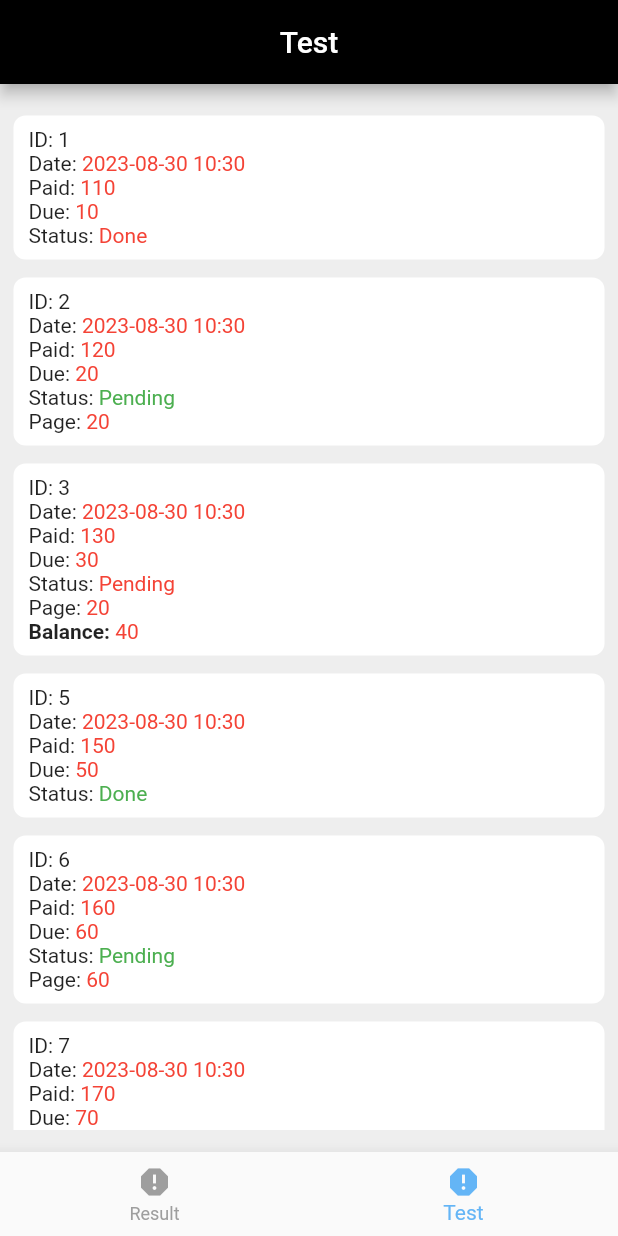
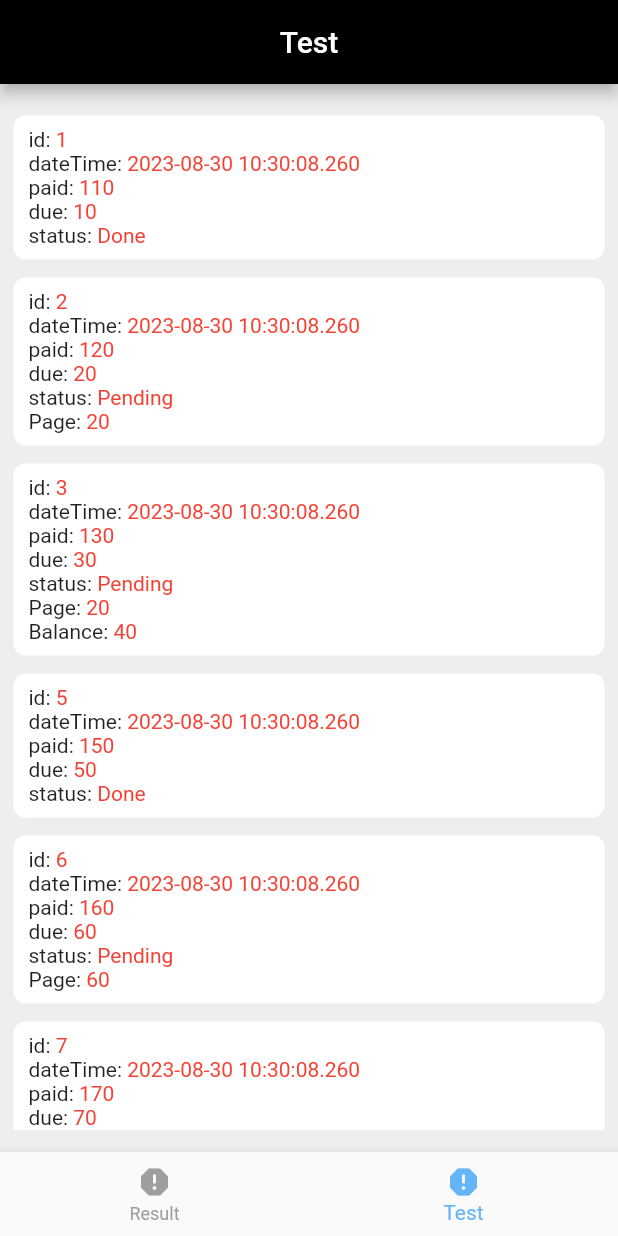
Before and after one commit to nothingknowaboutme12/Doctor-patient-app, a Flutter app: the screen it shows after launch, item 2 of the bottom bar chosen, on a phone screen of 412 x 824 dp. Run offline on Flutter 3.47's test engine with Material 2 defaults, Android fonts, the phone set to English and light mode, and no system bars; our stand-ins replace share_plus; missing offline and left inert: flutter_pdfview.

Commit message:
Inital commit

```diff
--- a/lib/main.dart
+++ b/lib/main.dart
@@ -27,7 +27,7 @@ class _ReportPageState extends State<ReportPage> {
   int selectIndex = 0;
   final List<Widget> _pages = [
     const ReportUi(),
-    const TestPage(),
+    TestPage(),
   ];
   @override
   Widget build(BuildContext context) {
@@ -47,10 +47,9 @@ class _ReportPageState extends State<ReportPage> {
             selectIndex = value;
           });
         },
-        items: [
-          const BottomNavigationBarItem(
-              icon: Icon(Icons.report), label: "Result"),
-          const BottomNavigationBarItem(icon: Icon(Icons.report), label: "Test")
+        items: const [
+          BottomNavigationBarItem(icon: Icon(Icons.report), label: "Result"),
+          BottomNavigationBarItem(icon: Icon(Icons.report), label: "Test")
         ],
       ),
       body: _pages[selectIndex],
--- a/lib/screen/test_screen.dart
+++ b/lib/screen/test_screen.dart
@@ -2,11 +2,14 @@ import 'package:doctor/Model/result.dart';
 import 'package:flutter/material.dart';
 
 class TestPage extends StatelessWidget {
-  const TestPage({super.key});
+  TestPage({super.key});
+
+// Iterate through the keys in the map
 
   @override
   Widget build(BuildContext context) {
     print("Here is Second page+++++++++++++++++++++++++++++");
+
     return Padding(
       padding: const EdgeInsets.symmetric(horizontal: 5.0, vertical: 15),
       child: Column(
@@ -24,85 +27,91 @@ class TestPage extends StatelessWidget {
                   borderRadius: BorderRadius.circular(8),
                   color: Colors.white,
                 ),
-                child: Column(
-                  crossAxisAlignment: CrossAxisAlignment.start,
-                  children: <Widget>[
-                    if (item.containsKey('id')) ...[
-                      Row(
-                        children: [
-                          Text('ID: ', style: TextStyle()),
-                          Text('${item['id']}'),
-                        ],
-                      ),
-                    ],
-                    if (item.containsKey('dateTime')) ...[
-                      Row(
-                        children: [
-                          Text('Date: ', style: TextStyle()),
-                          Text(
-                              '${item['dateTime'].toString().substring(0, 16)}',
-                              style: TextStyle(color: Colors.red)),
-                        ],
-                      ),
-                    ],
-                    if (item.containsKey('paid')) ...[
-                      Row(
-                        children: [
-                          Text('Paid: ', style: TextStyle()),
-                          Text('${item['paid']}',
-                              style: TextStyle(color: Colors.red)),
-                        ],
-                      ),
-                    ],
-                    if (item.containsKey('due')) ...[
-                      Row(
-                        children: [
-                          Text('Due: ', style: TextStyle()),
-                          Text('${item['due']}',
-                              style: TextStyle(color: Colors.red)),
-                        ],
-                      ),
-                    ],
-                    if (item.containsKey('status')) ...[
-                      Row(
-                        children: [
-                          Text('Status: ', style: TextStyle()),
-                          Text(
-                            '${item['status']}',
-                            style: TextStyle(
-                              color: resultModellist[index].status == "Pending"
-                                  ? Colors.red
-                                  : Colors.green,
-                            ),
-                          ),
-                        ],
-                      ),
-                    ],
-                    if (item.containsKey('Page')) ...[
-                      Row(
-                        children: [
-                          Text('Page: ', style: TextStyle()),
-                          Text(
-                            '${item['Page']}',
-                            style: TextStyle(color: Colors.red),
-                          ),
-                        ],
-                      ),
-                    ],
-                    if (item.containsKey('Balance')) ...[
-                      Row(
-                        children: [
-                          Text('Balance: ',
-                              style: TextStyle(fontWeight: FontWeight.bold)),
-                          Text(
-                            '${item['Balance']}',
-                            style: TextStyle(color: Colors.red),
-                          ),
-                        ],
-                      ),
-                    ],
-                  ],
+                child: ItemBuilder(
+                  itemMap: item,
                 ),
+                // Column(
+                //   crossAxisAlignment: CrossAxisAlignment.start,
+                //   children:
+                //
+                //
+                //   // <Widget>[
+                //   //   if (item.containsKey('id')) ...[
+                //   //     Row(
+                //   //       children: [
+                //   //         Text('ID: ', style: TextStyle()),
+                //   //         Text('${item['id']}'),
+                //   //       ],
+                //   //     ),
+                //   //   ],
+                //   //   if (item.containsKey('dateTime')) ...[
+                //   //     Row(
+                //   //       children: [
+                //   //         Text('Date: ', style: TextStyle()),
+                //   //         Text(
+                //   //             '${item['dateTime'].toString().substring(0, 16)}',
+                //   //             style: TextStyle(color: Colors.red)),
+                //   //       ],
+                //   //     ),
+                //   //   ],
+                //   //   if (item.containsKey('paid')) ...[
+                //   //     Row(
+                //   //       children: [
+                //   //         Text('Paid: ', style: TextStyle()),
+                //   //         Text('${item['paid']}',
+                //   //             style: TextStyle(color: Colors.red)),
+                //   //       ],
+                //   //     ),
+                //   //   ],
+                //   //   if (item.containsKey('due')) ...[
+                //   //     Row(
+                //   //       children: [
+                //   //         Text('Due: ', style: TextStyle()),
+                //   //         Text('${item['due']}',
+                //   //             style: TextStyle(color: Colors.red)),
+                //   //       ],
+                //   //     ),
+                //   //   ],
+                //   //   if (item.containsKey('status')) ...[
+                //   //     Row(
+                //   //       children: [
+                //   //         Text('Status: ', style: TextStyle()),
+                //   //         Text(
+                //   //           '${item['status']}',
+                //   //           style: TextStyle(
+                //   //             color: resultModellist[index].status == "Pending"
+                //   //                 ? Colors.red
+                //   //                 : Colors.green,
+                //   //           ),
+                //   //         ),
+                //   //       ],
+                //   //     ),
+                //   //   ],
+                //   //   if (item.containsKey('Page')) ...[
+                //   //     Row(
+                //   //       children: [
+                //   //         Text('Page: ', style: TextStyle()),
+                //   //         Text(
+                //   //           '${item['Page']}',
+                //   //           style: TextStyle(color: Colors.red),
+                //   //         ),
+                //   //       ],
+                //   //     ),
+                //   //   ],
+                //   //   if (item.containsKey('Balance')) ...[
+                //   //     Row(
+                //   //       children: [
+                //   //         Text('Balance: ',
+                //   //             style: TextStyle(fontWeight: FontWeight.bold)),
+                //   //         Text(
+                //   //           '${item['Balance']}',
+                //   //           style: TextStyle(color: Colors.red),
+                //   //         ),
+                //   //       ],
+                //   //     ),
+                //   //   ],
+                //   // ],
+                // ),
               );
             },
           )),
@@ -111,3 +120,28 @@ class TestPage extends StatelessWidget {
     );
   }
 }
+
+class ItemBuilder extends StatelessWidget {
+  ItemBuilder({super.key, required this.itemMap});
+  Map<String, dynamic> itemMap;
+  List<Widget> keyValueWidgets = [];
+  @override
+  Widget build(BuildContext context) {
+    for (var key in itemMap.keys) {
+      keyValueWidgets.add(
+        Row(
+          children: [
+            Text('$key: ', style: TextStyle()),
+            Text(
+              '${itemMap[key]}',
+              style: TextStyle(color: Colors.red),
+            ),
+          ],
+        ),
+      );
+    }
+    return Column(
+      children: keyValueWidgets,
+    );
+  }
+}
```
